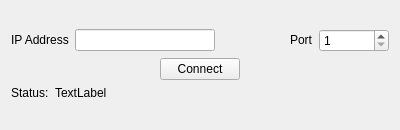
Qt form GUI/formLauncher.ui (EPF-Ground-Station/VEGA_SRT) before a commit.
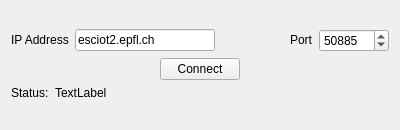
The same form after that commit.

Commit message: Default values in Launcher

Diff of the .ui file:
```diff
--- a/GUI/formLauncher.ui
+++ b/GUI/formLauncher.ui
@@ -69,6 +69,9 @@
            <height>0</height>
           </size>
          </property>
+         <property name="text">
+          <string>esciot2.epfl.ch</string>
+         </property>
         </widget>
        </item>
        <item>
@@ -117,6 +120,9 @@
          <property name="maximum">
           <number>65536</number>
          </property>
+         <property name="value">
+          <number>50885</number>
+         </property>
         </widget>
        </item>
       </layout>
```
The commit also changes 1 other file.
